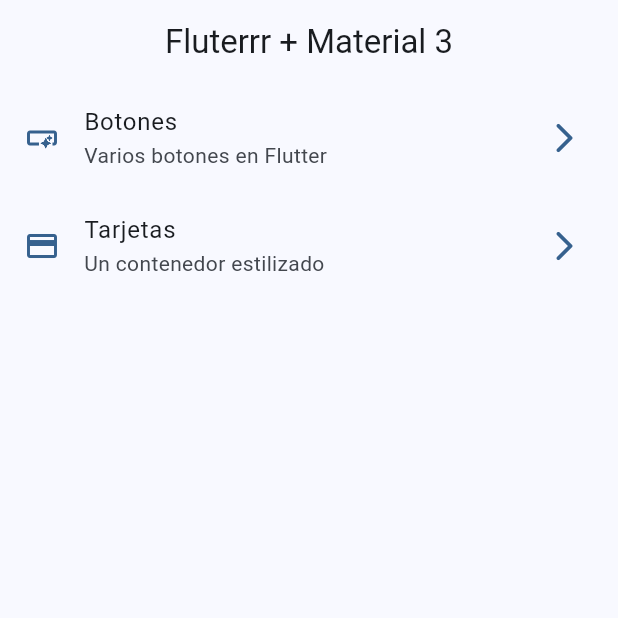
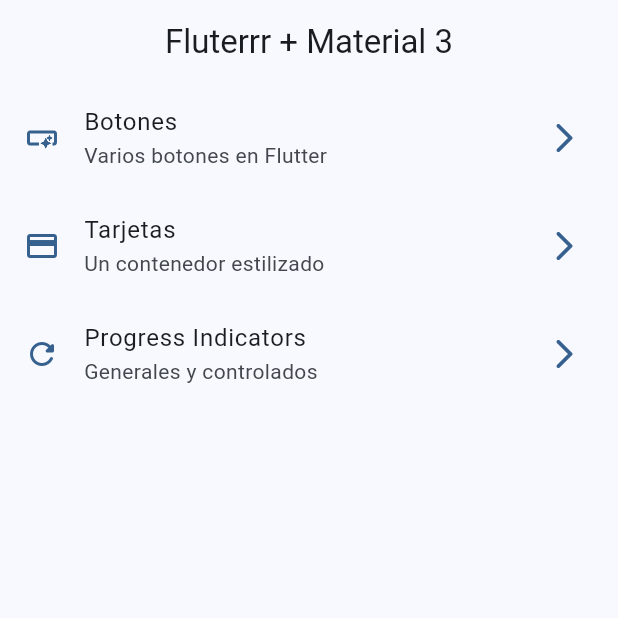
Before and after one commit to RonaldoVera/widgetd_app, a Flutter app: the screen it shows after launch, on a phone screen of 412 x 824 dp, the top half of it. Run offline on Flutter 3.47's test engine with Material 3 defaults, Android fonts, the phone set to English and light mode, and no system bars; our stand-ins replace go_router.

Commit message:
progress indicator terminados

```diff
--- a/lib/config/router/app_router.dart
+++ b/lib/config/router/app_router.dart
@@ -8,19 +8,25 @@ final appRouter = GoRouter(
     GoRoute(
       path: '/',
       name: HomeScreen.routeName,
-      builder: (context, state) => HomeScreen(),
+      builder: (context, state) => const HomeScreen(),
     ),
 
     GoRoute(
       path: '/buttons',
       name: ButtonsScreen.routeName,
-      builder: (context, state) => ButtonsScreen(),
+      builder: (context, state) => const ButtonsScreen(),
     ),
 
     GoRoute(
       path: '/cards',
       name: CardsScreen.routeName,
-      builder: (context, state) => CardsScreen(),
+      builder: (context, state) => const CardsScreen(),
+    ),
+
+    GoRoute(
+      path: '/progress',
+      name: ProgressScreen.routeName,
+      builder: (context, state) => const ProgressScreen(),
     ),
   ],
 );
--- a/lib/menu/menu_items.dart
+++ b/lib/menu/menu_items.dart
@@ -28,4 +28,10 @@ const appMenuItems = <MenuItem>[
     link: '/cards',
     icon: Icons.credit_card,
   ),
+  MenuItem(
+    title: 'Progress Indicators',
+    subTitle: 'Generales y controlados',
+    link: '/progress',
+    icon: Icons.refresh_rounded,
+  ),
 ];
```
Also changed, not shown: lib/presentation/screens/progress/progress_screen.dart (+67 -1 lines).
